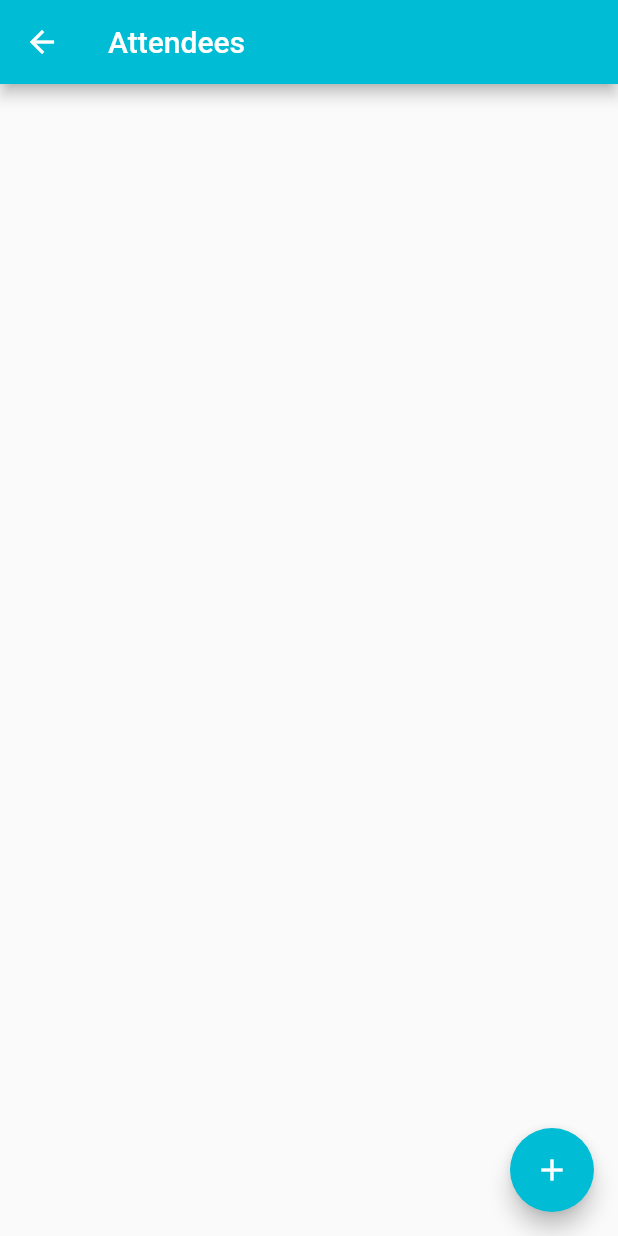
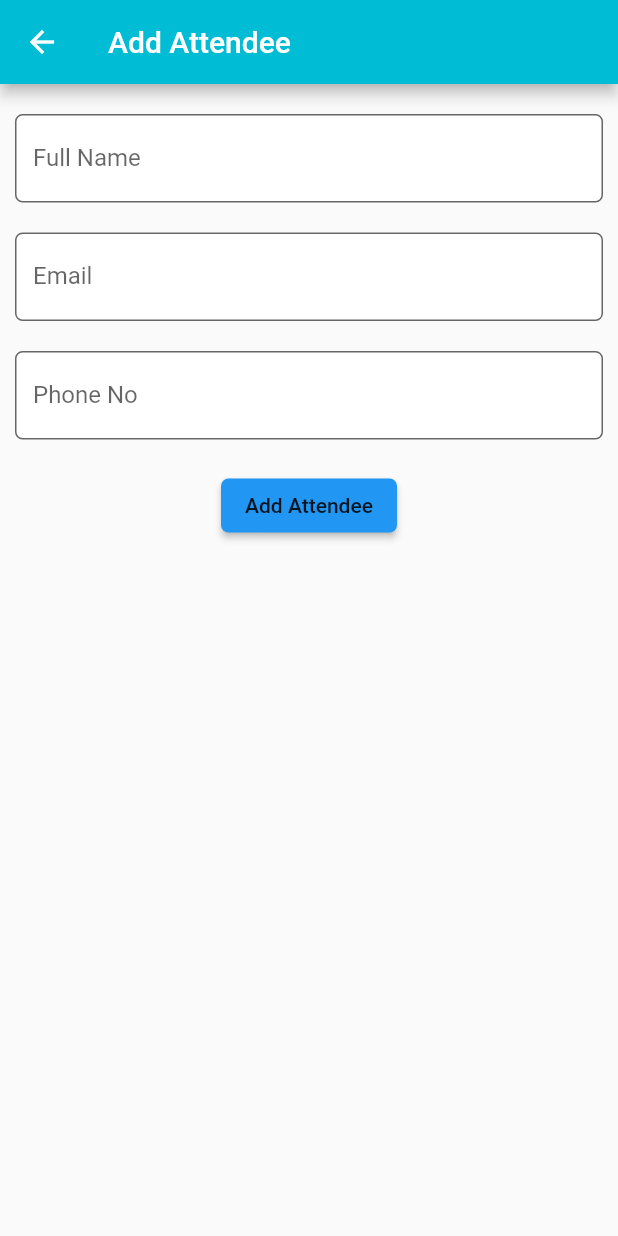
Before and after one commit to nnkogift/AttendeeApp, a Flutter app: the AttendeeListPage screen opened by its route, after a tap on the "add" icon, on a phone screen of 412 x 824 dp. Run offline on Flutter 3.47's test engine with Material 2 defaults, Android fonts, the phone set to English and light mode, and no system bars; our stand-ins replace datetime_picker_formfield, firebase_auth, flutter_spinkit, localstorage, random_string; accounts and stored records are empty.

Commit message:
Almost done... Major bugs to be solved

```diff
--- a/lib/api/attendeeApi.dart
+++ b/lib/api/attendeeApi.dart
@@ -6,7 +6,7 @@ import 'package:http/http.dart' as http;
 
 Future<List<Attendee>> fetchAttendees(eventId) async {
   final response =
-      await http.get(ATTENDEES_URL + "?eventId=" + eventId, headers: HEADER);
+      await http.get(ATTENDEES_URL + "search/findAllByEventId?eventId=" + eventId, headers: HEADER);
 
   if (response.statusCode == 200) {
     List<Attendee> attendeeList = [];
@@ -22,7 +22,7 @@ Future<List<Attendee>> fetchAttendees(eventId) async {
 }
 
 Future<Attendee> fetchAttendee(attendeeId) async {
-  final response = await http.get(ATTENDEES_URL + attendeeId);
+  final response = await http.get(ATTENDEES_URL + attendeeId, headers: HEADER);
 
   if (response.statusCode == 200) {
     return Attendee.fromJson(json.decode(response.body));
@@ -36,11 +36,12 @@ Future<Attendee> createAttendee(Attendee attendee) async {
     'fullName': attendee.fullName,
     'eventId': attendee.eventId,
     'phoneNo': attendee.phoneNo,
-    'email': attendee.email
+    'email': attendee.email,
+    'attendeeId': attendee.attendeeId
   };
 
   final response =
-      await http.post(ATTENDEES_URL, body: json.encode(attendeeData));
+      await http.post(ATTENDEES_URL, body: json.encode(attendeeData), headers: HEADER);
 
   if (response.statusCode == 200) {
     return Attendee.fromJson(json.decode(response.body));
@@ -58,7 +59,7 @@ Future<Attendee> updateAttendee(Attendee attendee) async {
   };
 
   final response = await http.patch(ATTENDEES_URL + attendee.attendeeId,
-      body: json.encode(attendeeData));
+      body: json.encode(attendeeData), headers: HEADER);
 
   if (response.statusCode == 200) {
     return Attendee.fromJson(json.decode(response.body));
@@ -68,7 +69,7 @@ Future<Attendee> updateAttendee(Attendee attendee) async {
 }
 
 Future<Attendee> deleteAttendee(attendeeId) async {
-  final response = await http.delete(ATTENDEES_URL + attendeeId);
+  final response = await http.delete(ATTENDEES_URL + attendeeId, headers: HEADER);
 
   if (response.statusCode == 200) {
     return Attendee.fromJson(json.decode(response.body));
--- /dev/null
+++ b/lib/attendee/addAttendeeForm.dart
@@ -0,0 +1,151 @@
+import 'package:event_attendance/api/attendeeApi.dart';
+import 'package:event_attendance/landing/LoadingWidget.dart';
+import 'package:event_attendance/models/AttendeeModel.dart';
+import 'package:flutter/material.dart';
+import 'package:random_string/random_string.dart';
+
+class AttendeeForm extends StatefulWidget {
+  @override
+  _AttendeeFormState createState() => _AttendeeFormState();
+}
+
+class _AttendeeFormState extends State<AttendeeForm> {
+  bool _isPageLoading = false;
+
+  final _fullNameController = TextEditingController();
+  final _emailController = TextEditingController();
+  final _phoneNoController = TextEditingController();
+
+  final _formKey = GlobalKey<FormState>();
+
+  @override
+  Widget build(BuildContext context) {
+    if (_isPageLoading) {
+      return Container(
+        child: Center(
+          child: Padding(
+            padding: EdgeInsets.only(top: 220.0),
+            child: Column(
+              children: <Widget>[Loading(), Text('Adding Attendee...')],
+            ),
+          ),
+        ),
+      );
+    }
+
+    return ListView(
+      children: <Widget>[
+        Form(
+            key: _formKey,
+            child: Column(
+              mainAxisAlignment: MainAxisAlignment.center,
+              children: <Widget>[
+                Padding(
+                  padding: EdgeInsets.only(top: 20.0, left: 10.0, right: 10.0),
+                  child: TextFormField(
+                    controller: _fullNameController,
+                    keyboardType: TextInputType.emailAddress,
+                    validator: (input) {
+                      if (input.isEmpty) {
+                        return 'Please provide your full Name';
+                      } else if (!input.contains(' ')) {
+                        return 'Please provide your full name separated by single space';
+                      } else {
+                        return null;
+                      }
+                    },
+                    onSaved: (input) {},
+                    decoration: InputDecoration(
+                        labelText: 'Full Name',
+                        filled: true,
+                        fillColor: Colors.white,
+                        border: OutlineInputBorder(
+                          borderRadius: BorderRadius.circular(5),
+                        )),
+                  ),
+                ),
+                Padding(
+                  padding: EdgeInsets.only(top: 20.0, left: 10.0, right: 10.0),
+                  child: TextFormField(
+                    controller: _emailController,
+                    keyboardType: TextInputType.emailAddress,
+                    validator: (input) {
+                      if (input.isEmpty) {
+                        return 'Please provide your email';
+                      } else if (!input.contains('@')) {
+                        return 'Please provide a valid email';
+                      }
+//                      else if (doesEmailExist(input))
+//                        return 'User with the email already exists';
+                      else {
+                        return null;
+                      }
+                    },
+                    onSaved: (input) {},
+                    decoration: InputDecoration(
+                        labelText: 'Email',
+                        filled: true,
+                        fillColor: Colors.white,
+                        border: OutlineInputBorder(
+                          borderRadius: BorderRadius.circular(5),
+                        )),
+                  ),
+                ),
+                Padding(
+                  padding: EdgeInsets.only(top: 20.0, left: 10.0, right: 10.0),
+                  child: TextFormField(
+                    controller: _phoneNoController,
+                    keyboardType: TextInputType.emailAddress,
+                    validator: (input) {
+                      if (input.isEmpty) {
+                        return 'Please provide your Phone Number';
+                      } else {
+                        return null;
+                      }
+                    },
+                    onSaved: (input) {},
+                    decoration: InputDecoration(
+                        labelText: 'Phone No',
+                        filled: true,
+                        fillColor: Colors.white,
+                        border: OutlineInputBorder(
+                          borderRadius: BorderRadius.circular(5),
+                        )),
+                  ),
+                ),
+                Padding(
+                  padding: EdgeInsets.only(top: 20),
+                  child: ButtonTheme(
+                      shape: RoundedRectangleBorder(
+                          borderRadius: BorderRadius.circular(5)),
+                      child: RaisedButton(
+                        onPressed: () {
+                          if (_formKey.currentState.validate()) {
+                            setState(() {
+                              _isPageLoading = true;
+                              registerAttendee();
+                            });
+                          }
+                        },
+                        child: Text('Add Attendee'),
+                      )),
+                )
+              ],
+            ))
+      ],
+    );
+  }
+
+  void registerAttendee() {
+    Attendee attendee = Attendee(
+        fullName: _fullNameController.text,
+        eventId: '123456',
+        email: _emailController.text,
+        phoneNo: _phoneNoController.text,
+        attendeeId: randomString(10));
+
+    createAttendee(attendee).then((registeredAttendee) {
+      Navigator.pop(context);
+    });
+  }
+}
--- /dev/null
+++ b/lib/attendee/addAttendeePage.dart
@@ -0,0 +1,28 @@
+import 'package:event_attendance/attendee/addAttendeeForm.dart';
+import 'package:flutter/material.dart';
+
+class AddAttendeePage extends StatefulWidget {
+  AddAttendeePage({Key key}) : super(key: key);
+
+  static const String routeName = "/AddAttendeePage";
+
+  final String title = 'Add Attendee';
+
+  @override
+  _AddAttendeePageState createState() => new _AddAttendeePageState();
+}
+
+class _AddAttendeePageState extends State<AddAttendeePage> {
+  @override
+  Widget build(BuildContext context) {
+    return new Scaffold(
+      appBar: new AppBar(
+        title: new Text(widget.title),
+        backgroundColor: Color(0xFF00BCD4),
+      ),
+      body: new Container(
+        child: AttendeeForm(),
+      ),
+    );
+  }
+}
--- a/lib/attendee/attendeeList.dart
+++ b/lib/attendee/attendeeList.dart
@@ -14,6 +14,9 @@ class AttendeeList extends StatefulWidget {
 
 
 class _AttendeeListState extends State<AttendeeList> {
+
+
+
 
   List<Attendee> _attendees = [];
   bool _isAttendanceListLoading = true;
--- a/lib/attendee/attendeeListPage.dart
+++ b/lib/attendee/attendeeListPage.dart
@@ -1,10 +1,13 @@
+import 'package:event_attendance/attendee/addAttendeePage.dart';
 import 'package:event_attendance/attendee/attendeeList.dart';
 import 'package:flutter/material.dart';
 
 class AttendeeListPage extends StatefulWidget {
-  AttendeeListPage({Key key}) : super(key: key);
+  AttendeeListPage({Key key, this.eventId}) : super(key: key);
 
   static const String routeName = "/attendees";
+
+  final String eventId;
 
   final String title = 'Attendees';
 
@@ -22,7 +25,7 @@ class _State extends State<AttendeeListPage> {
       ),
       body: new Container(
         child: Center(
-          child: AttendeeList('123456'),
+          child: AttendeeList(widget.eventId),
         ),
       ),
       floatingActionButton: new FloatingActionButton(
@@ -34,5 +37,11 @@ class _State extends State<AttendeeListPage> {
     );
   }
 
-  void _onFloatingActionButtonPressed() {}
+  void _onFloatingActionButtonPressed() {
+    Navigator.pushNamed(context, AddAttendeePage.routeName, arguments: {'eventId': widget.eventId}).then((value){
+      setState(() {
+
+      });
+    });
+  }
 }
--- a/pubspec.yaml
+++ b/pubspec.yaml
@@ -29,6 +29,9 @@ dependencies:
   firebase_auth: ^0.14.0+2
   flutter_spinkit: ^4.0.0
   loading: ^1.0.1
+  datetime_picker_formfield: ^0.4.2
+  random_string: ^1.1.0
+  localstorage: ^2.0.0
 
 
 dev_dependencies:
```
Also changed, not shown: lib/api/authApi.dart (+18 -3 lines), lib/api/eventApi.dart (+4 -4 lines), lib/api/userApi.dart (+7 -4 lines), lib/authentication/login/loginCard.dart (+22 -13 lines), lib/events/SingleEventPage.dart (+9 -12 lines), lib/events/addEventForm.dart (added, +165 -0 lines), lib/events/addEventPage.dart (added, +31 -0 lines), lib/events/eventList.dart (+26 -51 lines), lib/events/eventListPage.dart (+8 -3 lines), lib/landing/landingPage.dart (+42 -40 lines), lib/main.dart (+9 -5 lines), pubspec.lock.
